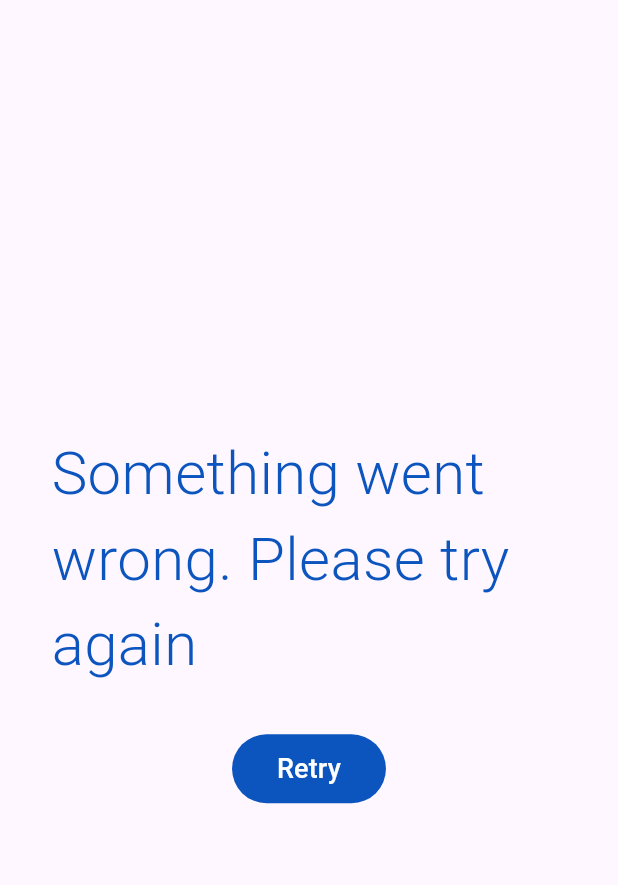
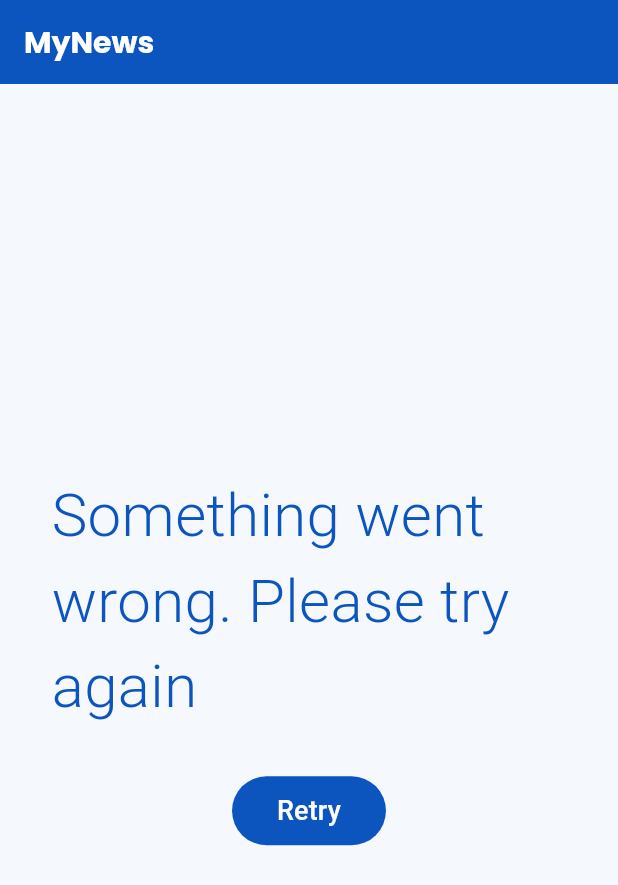
Before and after one commit to kshitijbhatia/News-App, a Flutter app: the ErrorPage screen opened directly with empty values, on a phone screen of 412 x 824 dp. Shown: the top 885 px of the screen. Run offline on Flutter 3.47's test engine with Material 3 defaults, Android fonts, the phone set to English and light mode, and no system bars; our stand-ins replace cached_network_image, cloud_firestore, dio, firebase_auth, firebase_core, firebase_crashlytics and 6 more; accounts and stored records are empty.

Commit message:
1. Added app bar and background color to the error page. 2. Added remote config through which country is being changed in the api request and the app bar of the home page.

```diff
--- a/lib/controllers/article_controllers.dart
+++ b/lib/controllers/article_controllers.dart
@@ -12,9 +12,9 @@ class ArticleController{
 
   final ApiService _api = ApiService.getInstance;
 
-  Future<List<Article>> getArticles() async{
+  Future<List<Article>> getArticles(String country) async{
     try{
-      final response = await _api.getArticles();
+      final response = await _api.getArticles(country);
       final List<Map<String, dynamic>> resListJson = List<Map<String, dynamic>>.from(response["articles"]);
       List<Article> articles = resListJson.map((json) {
         return Article.fromJson(json);
--- a/lib/main.dart
+++ b/lib/main.dart
@@ -4,6 +4,7 @@ import 'package:firebase_crashlytics/firebase_crashlytics.dart';
 import 'package:flutter/foundation.dart';
 import 'package:flutter/material.dart';
 import 'package:news_app/firebase_options.dart';
+import 'package:news_app/network/remote_config_service.dart';
 import 'package:news_app/screens/Authentication/login_page.dart';
 import 'package:news_app/screens/Home_Page/home_page.dart';
 import 'package:news_app/utils/constants.dart';
@@ -14,6 +15,8 @@ void main() async {
   await Firebase.initializeApp(
       options: DefaultFirebaseOptions.currentPlatform
   );
+
+  await FirebaseRemoteConfigService.getInstance.initialize();
 
   FlutterError.onError = (errorDetails) {
     FirebaseCrashlytics.instance.recordFlutterFatalError(errorDetails);
--- a/lib/network/api_service.dart
+++ b/lib/network/api_service.dart
@@ -21,13 +21,13 @@ class ApiService{
   )..interceptors.add(GetInterceptor());
 
   // Get All Articles
-  Future<Map<String, dynamic>> getArticles() async {
+  Future<Map<String, dynamic>> getArticles(String country) async {
     try{
       String method = 'GET';
 
       Map<String, dynamic> queryParams = {
         'apiKey' : Constants.apiKey,
-        'country' : Constants.country,
+        'country' : country,
         'category' : Constants.newsCategory
       };
 
--- a/lib/screens/Error_Page/error_page.dart
+++ b/lib/screens/Error_Page/error_page.dart
@@ -1,4 +1,5 @@
 import 'package:flutter/material.dart';
+import 'package:news_app/screens/Home_Page/home_page.dart';
 import 'package:news_app/utils/constants.dart';
 
 class ErrorPage extends StatefulWidget{
@@ -21,15 +22,25 @@ class _ErrorPageState extends State<ErrorPage> {
       onWillPop: (){
         return Future.value(false);
       },
-      child: SafeArea(
       child: Scaffold(
+        appBar: _appBar(),
         body: Container(
           width: width,
           height: height,
+          color: AppTheme.pageBackground,
           child: _errorMessage(),
         ),
       ),
+    );
+  }
+
+  _appBar(){
+    return AppBar(
+      title: Container(
+        child: const Text(Constants.appName, style: TextStyle(fontFamily: 'Poppins', fontWeight: FontWeight.w600, fontSize: 20),),
       ),
+      backgroundColor: AppTheme.highlightedTheme,
+      foregroundColor: Colors.white,
     );
   }
 
@@ -52,7 +63,7 @@ class _ErrorPageState extends State<ErrorPage> {
                       padding: MaterialStatePropertyAll(EdgeInsets.symmetric(vertical: 10, horizontal: 30))
                   ),
                   onPressed: (){
-                    widget.refreshPage();
+                    Navigator.pushReplacement(context, MaterialPageRoute(builder: (context) => const HomePage(),));
                   },
                   child: const Text('Retry', textAlign: TextAlign.center,style: TextStyle(color: Colors.white,fontSize: 18),)
               )
--- a/pubspec.yaml
+++ b/pubspec.yaml
@@ -49,6 +49,7 @@ dependencies:
   firebase_analytics: ^10.10.1
   image_picker: ^1.0.6
   firebase_storage: ^11.7.2
+  firebase_remote_config: ^4.4.2
 
 dev_dependencies:
   flutter_test:
```
Also changed, not shown: lib/network/remote_config_service.dart (added, +37 -0 lines), lib/screens/Home_Page/home_page.dart (+19 -3 lines), lib/screens/Update_Page/update_page.dart (+7 -74 lines), pubspec.lock, 1 other file. Lines whose indentation alone changed are shown as unchanged.
